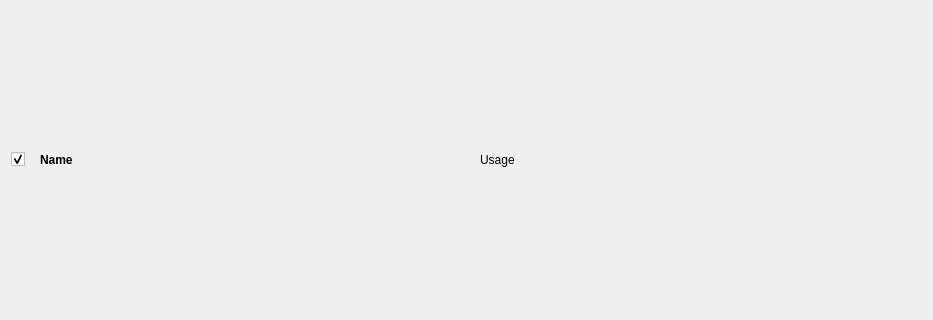
The window that hidviz/src/hid/ItemWidget.ui (hidviz/hidviz) describes before a commit, drawn with Qt 5; both pictures show x 0 to 933 and y 137 to 457 of the 933 by 594 pixel window.
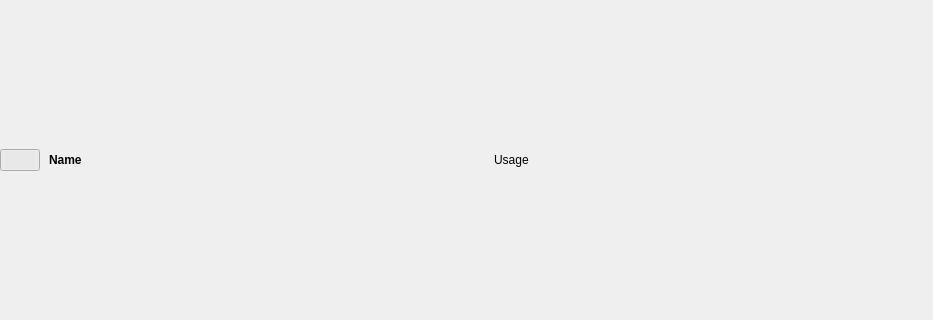
The same window after the commit. Icons and pictures are not drawn.

Diff of the .ui file:
```diff
--- a/hidviz/src/hid/ItemWidget.ui
+++ b/hidviz/src/hid/ItemWidget.ui
@@ -14,6 +14,21 @@
    <string>Item</string>
   </property>
   <layout class="QGridLayout" name="mainLayout">
+   <property name="leftMargin">
+    <number>0</number>
+   </property>
+   <property name="topMargin">
+    <number>0</number>
+   </property>
+   <property name="rightMargin">
+    <number>0</number>
+   </property>
+   <property name="bottomMargin">
+    <number>0</number>
+   </property>
+   <property name="spacing">
+    <number>0</number>
+   </property>
    <item row="0" column="1">
     <widget class="QWidget" name="header" native="true">
      <property name="sizePolicy">
@@ -23,6 +38,15 @@
       </sizepolicy>
      </property>
      <layout class="QHBoxLayout" name="horizontalLayout">
+      <property name="topMargin">
+       <number>0</number>
+      </property>
+      <property name="rightMargin">
+       <number>0</number>
+      </property>
+      <property name="bottomMargin">
+       <number>0</number>
+      </property>
       <item>
        <widget class="QLabel" name="name">
         <property name="font">
@@ -47,10 +71,58 @@
     </widget>
    </item>
    <item row="0" column="0">
-    <widget class="QCheckBox" name="visibleCheckbox">
+    <widget class="QPushButton" name="visibleCheckbox">
+     <property name="palette">
+      <palette>
+       <active>
+        <colorrole role="Button">
+         <brush brushstyle="SolidPattern">
+          <color alpha="0">
+           <red>255</red>
+           <green>255</green>
+           <blue>255</blue>
+          </color>
+         </brush>
+        </colorrole>
+       </active>
+       <inactive>
+        <colorrole role="Button">
+         <brush brushstyle="SolidPattern">
+          <color alpha="0">
+           <red>255</red>
+           <green>255</green>
+           <blue>255</blue>
+          </color>
+         </brush>
+        </colorrole>
+       </inactive>
+       <disabled>
+        <colorrole role="Button">
+         <brush brushstyle="SolidPattern">
+          <color alpha="0">
+           <red>255</red>
+           <green>255</green>
+           <blue>255</blue>
+          </color>
+         </brush>
+        </colorrole>
+       </disabled>
+      </palette>
+     </property>
+     <property name="icon">
+      <iconset resource="../../images/images.qrc">
+       <normaloff>:/images/icons/hide.png</normaloff>
+       <normalon>:/images/icons/show.png</normalon>:/images/icons/hide.png</iconset>
+     </property>
+     <property name="checkable">
+      <bool>true</bool>
+     </property>
      <property name="checked">
       <bool>true</bool>
      </property>
+     <property name="flat">
+      <bool>true</bool>
+     </property>
     </widget>
    </item>
   </layout>
```
Left out of the diff: 6 changed lines with no effect on the pictures.
